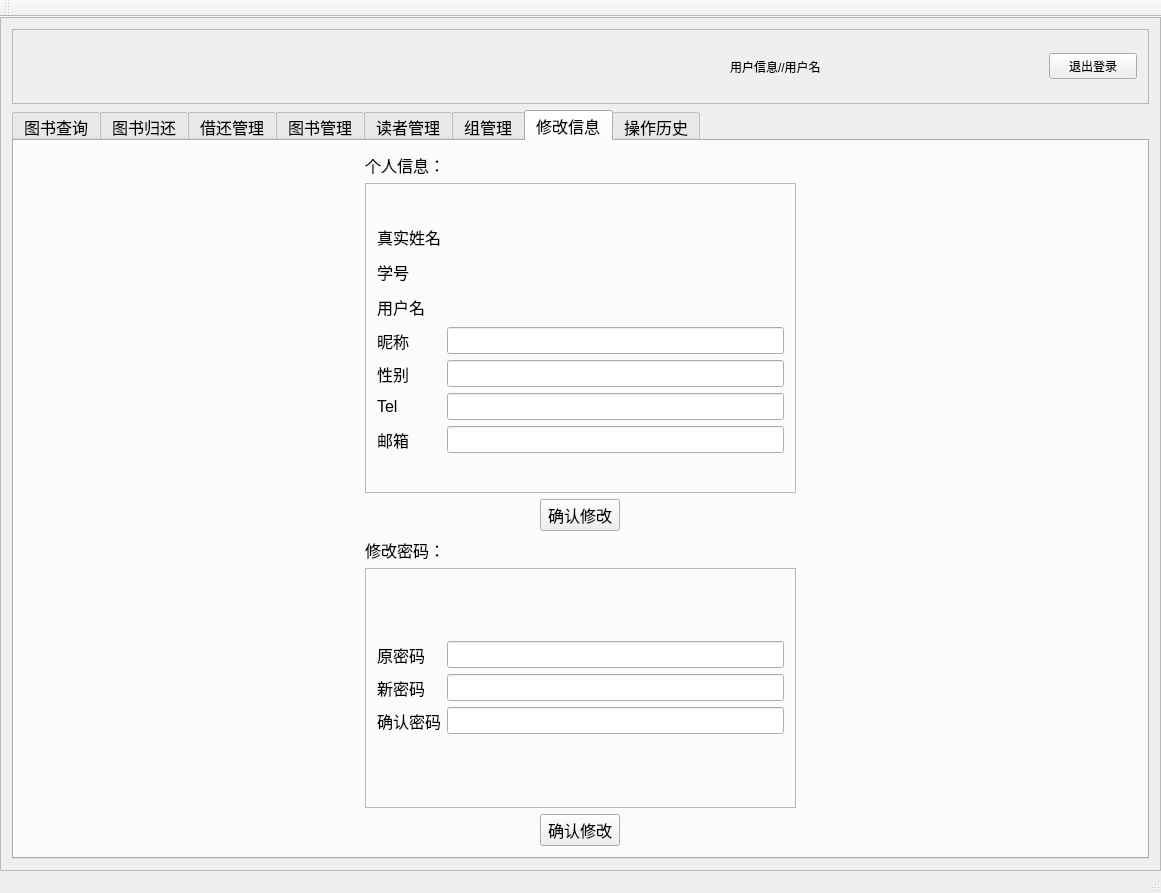
Before: the Qt Designer form reader.ui in lixiaojia2017/libclient, drawn with Qt 5.
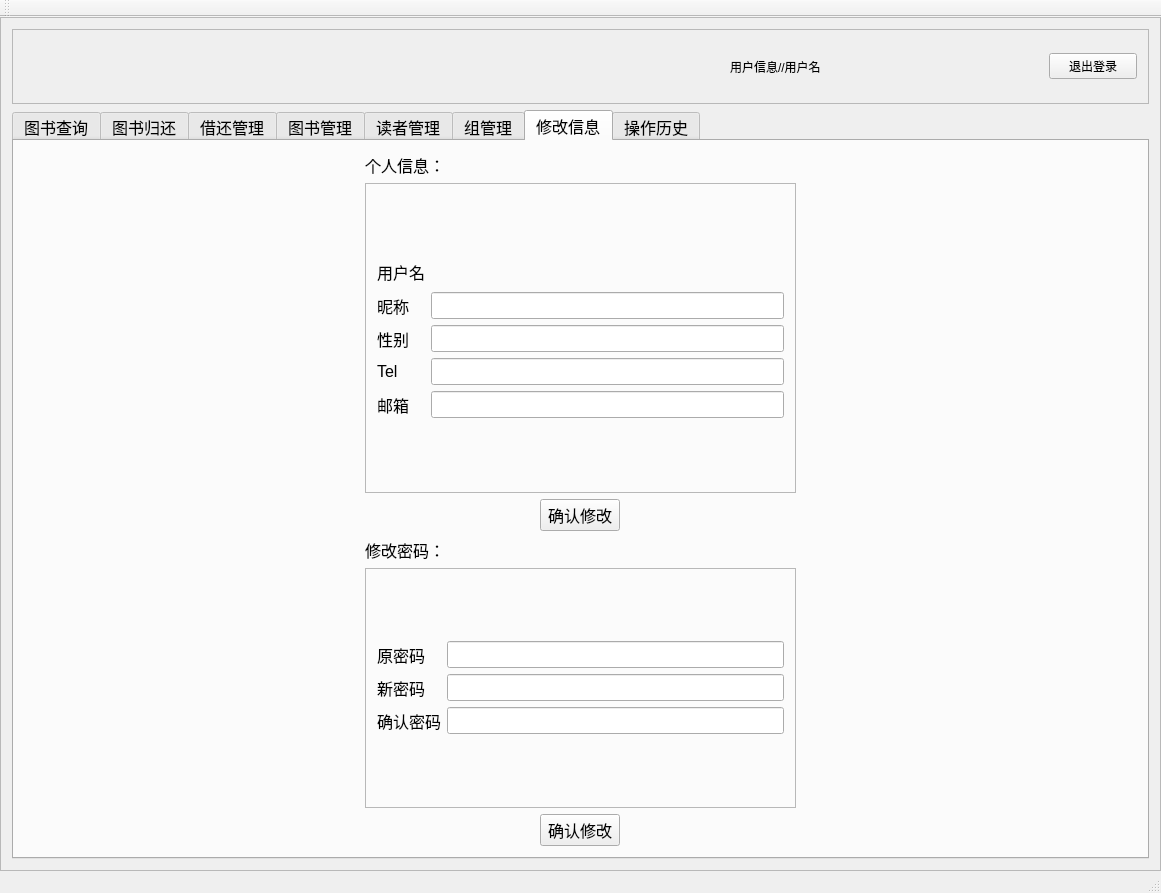
After: the same form once the commit is applied. The open tabs and pages were chosen to show the change. Icons and pictures are not drawn.

Commit message: login.cpp   reader.ui的用户信息更改

What changed in the file:
```diff
--- a/reader.ui
+++ b/reader.ui
@@ -2075,123 +2075,71 @@
                   <layout class="QGridLayout" name="gridLayout_12">
                    <item row="0" column="0">
                     <layout class="QGridLayout" name="gridLayout_13">
-                     <item row="5" column="1">
+                     <item row="3" column="1">
                       <widget class="QLineEdit" name="tel"/>
                      </item>
-                     <item row="2" column="0">
+                     <item row="0" column="0">
                       <widget class="QLabel" name="label_13">
                        <property name="text">
                         <string>用户名</string>
                        </property>
                       </widget>
                      </item>
-                     <item row="1" column="1">
-                      <widget class="QLabel" name="label_17">
-                       <property name="minimumSize">
-                        <size>
-                         <width>0</width>
-                         <height>29</height>
-                        </size>
-                       </property>
-                       <property name="maximumSize">
-                        <size>
-                         <width>16777215</width>
-                         <height>29</height>
-                        </size>
-                       </property>
-                       <property name="text">
-                        <string/>
-                       </property>
-                      </widget>
-                     </item>
-                     <item row="5" column="0">
+                     <item row="3" column="0">
                       <widget class="QLabel" name="label_14">
                        <property name="text">
                         <string>Tel</string>
                        </property>
                       </widget>
                      </item>
-                     <item row="0" column="0">
-                      <widget class="QLabel" name="label_11">
-                       <property name="text">
-                        <string>真实姓名</string>
-                       </property>
-                      </widget>
-                     </item>
-                     <item row="2" column="1">
-                      <widget class="QLabel" name="label_18">
-                       <property name="minimumSize">
-                        <size>
-                         <width>0</width>
-                         <height>29</height>
-                        </size>
-                       </property>
-                       <property name="maximumSize">
-                        <size>
-                         <width>16777215</width>
-                         <height>29</height>
-                        </size>
-                       </property>
-                       <property name="text">
-                        <string/>
-                       </property>
-                      </widget>
-                     </item>
-                     <item row="6" column="0">
+                     <item row="4" column="0">
                       <widget class="QLabel" name="label_15">
                        <property name="text">
                         <string>邮箱</string>
                        </property>
                       </widget>
                      </item>
-                     <item row="0" column="1">
-                      <widget class="QLabel" name="label_16">
-                       <property name="minimumSize">
-                        <size>
-                         <width>0</width>
-                         <height>29</height>
-                        </size>
-                       </property>
-                       <property name="maximumSize">
-                        <size>
-                         <width>16777215</width>
-                         <height>29</height>
-                        </size>
-                       </property>
-                       <property name="text">
-                        <string/>
-                       </property>
-                      </widget>
-                     </item>
-                     <item row="1" column="0">
-                      <widget class="QLabel" name="label_12">
-                       <property name="text">
-                        <string>学号</string>
-                       </property>
-                      </widget>
-                     </item>
-                     <item row="6" column="1">
+                     <item row="4" column="1">
                       <widget class="QLineEdit" name="email"/>
                      </item>
-                     <item row="3" column="1">
+                     <item row="1" column="1">
                       <widget class="QLineEdit" name="name_4"/>
                      </item>
-                     <item row="3" column="0">
+                     <item row="1" column="0">
                       <widget class="QLabel" name="label_23">
                        <property name="text">
                         <string>昵称</string>
                        </property>
                       </widget>
                      </item>
-                     <item row="4" column="0">
+                     <item row="2" column="1">
+                      <widget class="QLineEdit" name="sex"/>
+                     </item>
+                     <item row="2" column="0">
                       <widget class="QLabel" name="label_24">
                        <property name="text">
                         <string>性别</string>
                        </property>
                       </widget>
                      </item>
-                     <item row="4" column="1">
-                      <widget class="QLineEdit" name="sex"/>
+                     <item row="0" column="1">
+                      <widget class="QLabel" name="label_18">
+                       <property name="minimumSize">
+                        <size>
+                         <width>0</width>
+                         <height>29</height>
+                        </size>
+                       </property>
+                       <property name="maximumSize">
+                        <size>
+                         <width>16777215</width>
+                         <height>29</height>
+                        </size>
+                       </property>
+                       <property name="text">
+                        <string/>
+                       </property>
+                      </widget>
                      </item>
                     </layout>
                    </item>
```
Left out of the diff: 14 changed lines with no effect on the pictures. The commit also changes 1 other file.
